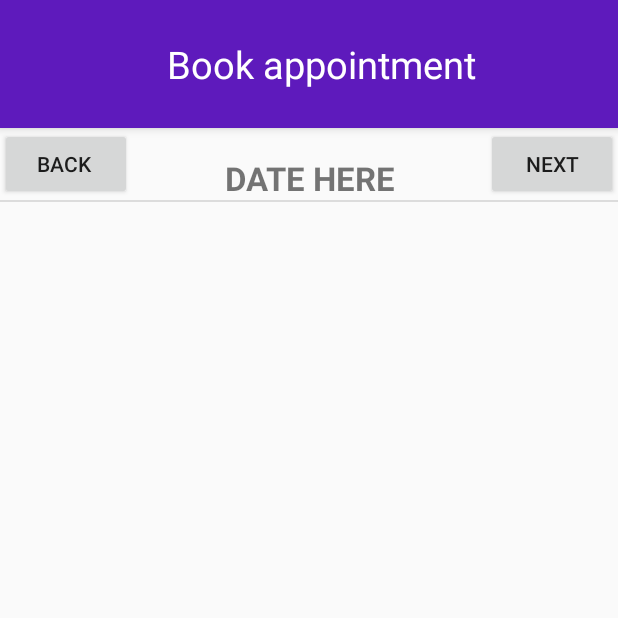
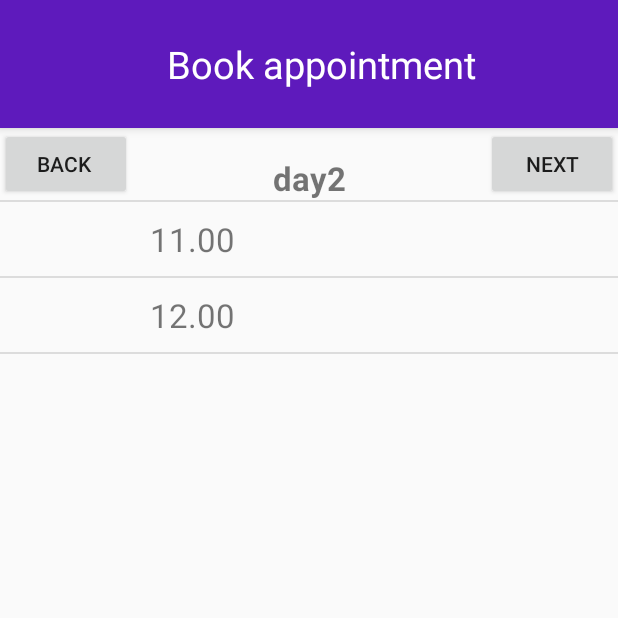
Before and after one commit to JamieHorwell/StudentWellbeingApp, an Android app: the BookingAppointmentActivity screen opened directly, with no data from a screen before it, after a tap on "NEXT", on a phone screen of 412 x 824 dp, the top half of it. Run offline under Robolectric (Android 15) with nearby library versions, the phone set to English and light mode, and no system bars; network calls fail.

Commit message:
Connection to Server
changed appointment classes to match back-end, connection works but in
process of reworking it to match best practice using Async tasks

```diff
--- a/app/src/main/java/team10/studentwellbeingapp/AppointmentAdapter.java
+++ b/app/src/main/java/team10/studentwellbeingapp/AppointmentAdapter.java
@@ -16,16 +16,16 @@ import java.util.ArrayList;
 public class AppointmentAdapter extends ArrayAdapter<Appointment> {
     Context context;
     int layoutResourceId;
-    AppointmentDay<Appointment>  = null;
+    AppointmentDay day  = null;
     Appointment[] appointments;
 
 
-    public AppointmentAdapter(Context context, int layoutResourceId, ArrayList<Appointment> data) {
+    public AppointmentAdapter(Context context, int layoutResourceId, AppointmentDay data) {
 
         super(context, layoutResourceId, data);
         this.layoutResourceId = layoutResourceId;
         this.context = context;
-        this.appointments = data;
+        this.day = data;
     }
 
     @Override
@@ -46,7 +46,7 @@ public class AppointmentAdapter extends ArrayAdapter<Appointment> {
             holder = (AppointmentHolder)row.getTag();
         }
 
-        String appointment = appointments[position].getDatetime();
+        String appointment = day.get(position).getDatetime();
         holder.appointmentText.setText(appointment);
 
         return row;
--- a/app/src/main/java/team10/studentwellbeingapp/BookingAppointmentActivity.java
+++ b/app/src/main/java/team10/studentwellbeingapp/BookingAppointmentActivity.java
@@ -3,6 +3,7 @@ package team10.studentwellbeingapp;
 import android.app.AlertDialog;
 import android.content.DialogInterface;
 import android.content.Intent;
+import android.os.AsyncTask;
 import android.support.v7.app.ActionBarActivity;
 import android.os.Bundle;
 import android.view.Menu;
@@ -12,13 +13,15 @@ import android.widget.ListView;
 import android.widget.TextView;
 import android.view.View;
 
+import org.json.JSONObject;
+
 import java.text.SimpleDateFormat;
 import java.util.Date;
 import java.util.Calendar;
 
 public class BookingAppointmentActivity extends ActionBarActivity {
 
-
+    AppointmentAccessor appointmentAccessor;
     AppointmentDay[] weeksAppointments;
     int counter = 0;
     private Calendar currentday;
@@ -30,6 +33,10 @@ public class BookingAppointmentActivity extends ActionBarActivity {
         super.onCreate(savedInstanceState);
         setContentView(R.layout.activity_booking_appointment);
         Intent intent = getIntent();
+
+        System.out.println("sdasd");
+
+
 
         testAppointments();
 
@@ -83,11 +90,16 @@ public class BookingAppointmentActivity extends ActionBarActivity {
 
     //setup test appointments
     public void testAppointments() {
-        Appointment day1appt1= new Appointment(Calendar.getInstance().toString(), "Jan");
-        Appointment day1appt2= new Appointment(Calendar.getInstance().toString(), "Jan");
-        Appointment day2appt1= new Appointment(Calendar.getInstance().toString(), "Jan");
-        Appointment day2appt2= new Appointment(Calendar.getInstance().toString(), "Jan");
-        weeksAppointments = new AppointmentDay[] {day1,day2,day3};
+        appointmentAccessor = new AppointmentAccessor();
+        Appointment day1appt1= new Appointment("9.00", "Jan");
+        Appointment day1appt2= new Appointment("10.00", "Jan");
+        Appointment day2appt1= new Appointment("11.00", "Jan");
+        Appointment day2appt2= new Appointment("12.00", "Jan");
+        AppointmentDay day1 = appointmentAccessor.getFreeAppointments("2015-01-01");
+        AppointmentDay day2 = new AppointmentDay("day2");
+        day2.add(day2appt1);
+        day2.add(day2appt2);
+        weeksAppointments = new AppointmentDay[] {day1,day2};
 
     }
 
@@ -139,4 +151,12 @@ public class BookingAppointmentActivity extends ActionBarActivity {
     public void setCurrentday(Date currentday) {
         this.currentday = Calendar.getInstance();
     }
+
+    //needs code added
+    class attemptConnection extends AsyncTask<String, String, JSONObject> {
+        protected JSONObject doInBackground(String... args) {
+          return null;
+        }
+    }
+
 }
```
Also changed, not shown: app/src/main/AndroidManifest.xml (+5 -2 lines), app/src/main/java/team10/studentwellbeingapp/AppointmentAccessor.java (+23 -20 lines).
